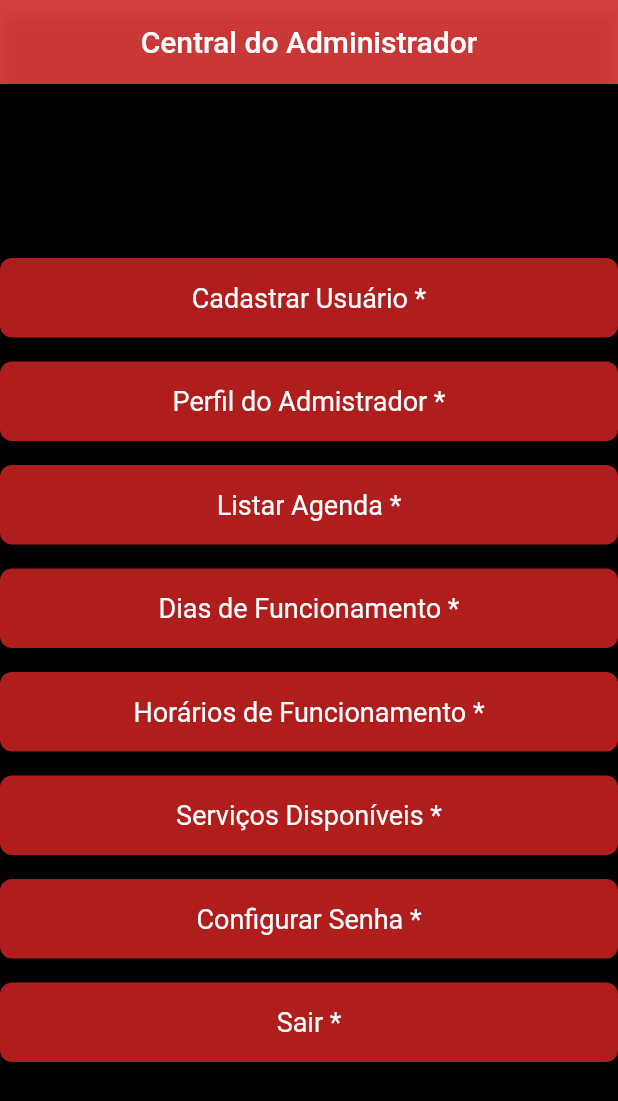
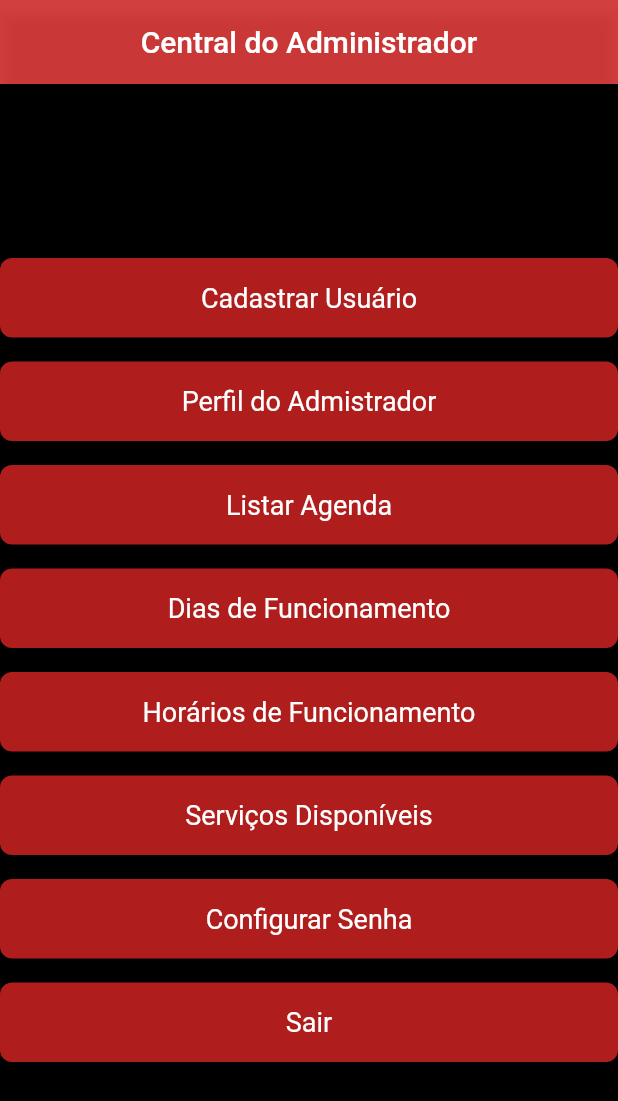
Before and after one commit to viktorsht/Projeto-Enne, a Flutter app: the HomePageAdmin screen opened directly, on a phone screen of 412 x 824 dp. Shown: the top 1101 px of the screen. Run offline on Flutter 3.47's test engine with Material 2 defaults, Android fonts, the phone set to English and light mode, and no system bars; our stand-ins replace table_calendar; Roboto replaces fonts that are missing (Nunito Sans).

Commit message:
Correção de bugs em produção

```diff
--- a/lib/views/admin/home_page_admin.dart
+++ b/lib/views/admin/home_page_admin.dart
@@ -37,28 +37,25 @@ class HomePageAdmin extends StatelessWidget {
       ),
       body: Container(
           color: AppColors.primaryColor,
-          //child: Center(
             child: Column(
               mainAxisAlignment: MainAxisAlignment.center,
               children: [
                 ElevatedButton(
                   onPressed: () {
-                    // Ação do botão "Cadastrar"
                     Navigator.of(context).push(MaterialPageRoute(builder: (context) => const Register()),);
 
                   },
                   style: buttonCrud,
-                  child: const Text('Cadastrar Usuário *'),
+                  child: const Text('Cadastrar Usuário'),
                 ),
                 const SizedBox(height: 16.0),
                 ElevatedButton(
                   onPressed: () {
-                    // Ação do botão "Listar"
                     Navigator.of(context).push(MaterialPageRoute(builder: (context) => const ProfileScreenAdmin()),);
                   },
                   style: buttonCrud,
 
-                  child: const Text('Perfil do Admistrador *'),
+                  child: const Text('Perfil do Admistrador'),
                 ),
                 const SizedBox(height: 16.0),
 
@@ -67,26 +64,24 @@ class HomePageAdmin extends StatelessWidget {
                     Navigator.of(context).push(MaterialPageRoute(builder: (context) => MyScheduleAll()),);
                   },
                   style: buttonCrud,
-                  child: const Text('Listar Agenda *'),
+                  child: const Text('Listar Agenda'),
                 ),
                 const SizedBox(height: 16.0),
                 ElevatedButton(
                   onPressed: () {
-                    // Ação do botão "Editar"EditDayActive
                     Navigator.of(context).push(MaterialPageRoute(builder: (context) => DaysOfWeekScreen()),);
                   },
                   style: buttonCrud,
-                  child: const Text('Dias de Funcionamento *'),
+                  child: const Text('Dias de Funcionamento'),
                 ),
                 const SizedBox(height: 16.0),
                 ElevatedButton(
                   onPressed: () {
-                    // Ação do botão "Editar"DateSelectionScreen
                     Navigator.of(context).push(MaterialPageRoute(builder: (context) =>  DayToday()),);
 
                   },
                   style: buttonCrud,
-                  child: const Text('Horários de Funcionamento *'),
+                  child: const Text('Horários de Funcionamento'),
                 ),
                 const SizedBox(height: 16.0),
                 ElevatedButton(
@@ -94,26 +89,23 @@ class HomePageAdmin extends StatelessWidget {
                     Navigator.of(context).push(MaterialPageRoute(builder: (context) =>  const EditServices()),);
                   },
                   style: buttonCrud,
-                  child: const Text('Serviços Disponíveis *'), // EditServices
+                  child: const Text('Serviços Disponíveis'), // EditServices
                 ),
                 const SizedBox(height: 16.0),
                 ElevatedButton(
                   onPressed: () {
-                    // Ação do botão "Excluir"
                     Navigator.of(context).push(MaterialPageRoute(builder: (context) => const TrocarSenhaScreen()),);
                   },
                   style: buttonCrud,
-                  child: const Text('Configurar Senha *'),
+                  child: const Text('Configurar Senha'),
                 ),
                 const SizedBox(height: 16.0),
                 ElevatedButton(
                   onPressed: () {
-                    // Ação do botão "Excluir"
-                    //Navigator.of(context).push(MaterialPageRoute(builder: (context) => const LoginApp()));
                     Navigator.of(context).pushReplacement(MaterialPageRoute(builder: (context) => const LoginApp()));
                   },
                   style: buttonCrud,
-                  child: const Text('Sair *'),
+                  child: const Text('Sair'),
                 ),
               ],
             ),
--- a/lib/views/admin/schedule_all.dart
+++ b/lib/views/admin/schedule_all.dart
@@ -253,6 +253,7 @@ class _MyScheduleAllState extends State<MyScheduleAll> {
                               backgroundColor: AppColors.secundaryColor,
                             ),
                           );
+                          Navigator.of(context).pushReplacement(MaterialPageRoute(builder: (context) => MyScheduleAll()),);
                         }
                         else{
                           ScaffoldMessenger.of(context).showSnackBar(
--- a/lib/views/content/home_page.dart
+++ b/lib/views/content/home_page.dart
@@ -206,7 +206,7 @@ class _HomePageUserState extends State<HomePageUser>{
               SizedBox( width: 150, height: 160, child: Image.asset('assets/logo.png'),),
               const SizedBox(height: 30,),
               SizedBox(
-                height: 200,
+                height: 225,
                 child: carregandoDados
                 ? const Center(child: CircularProgressIndicator())
                 : appointments.isEmpty
@@ -305,7 +305,7 @@ class _HomePageUserState extends State<HomePageUser>{
                     },
                   )
                 ),
-              const SizedBox(height: 30,),
+              const SizedBox(height: 50,),
               ElevatedButton(
                 style: themeButtonGeneral,
                 onPressed: () {
```
Also changed, not shown: lib/views/content/my_schedule.dart (+7 -2 lines).
